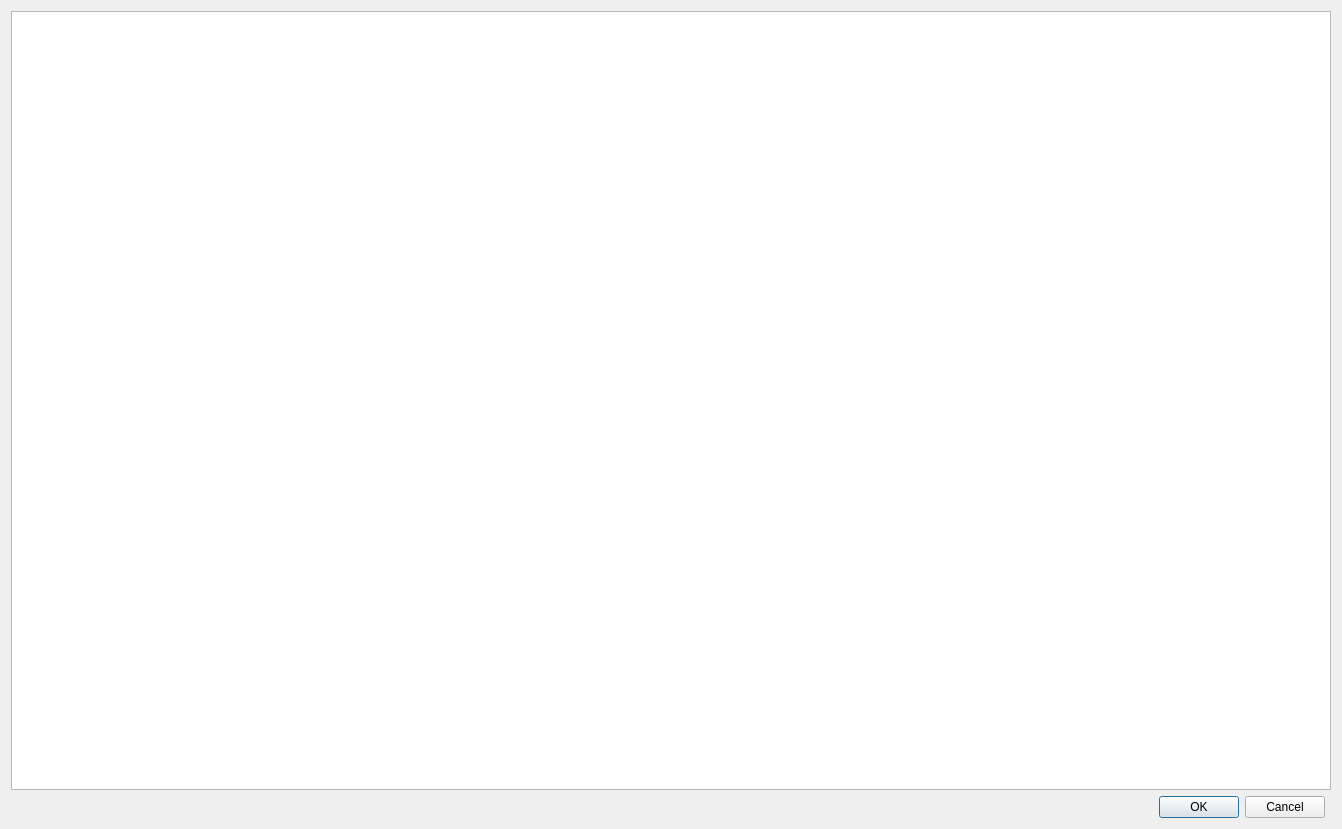
First picture: the form in Dev/src/SwGui/_QRcViewerUi.ui, repository Shuko83/CFmake, before the edit.
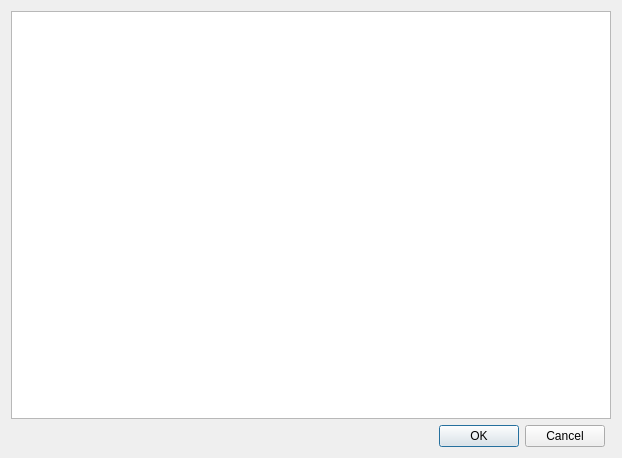
Second picture: the form after the edit. Icons and pictures are not drawn.

What changed in the file:
```diff
--- a/Dev/src/SwGui/_QRcViewerUi.ui
+++ b/Dev/src/SwGui/_QRcViewerUi.ui
@@ -6,8 +6,8 @@
    <rect>
     <x>0</x>
     <y>0</y>
-    <width>1342</width>
-    <height>829</height>
+    <width>622</width>
+    <height>458</height>
    </rect>
   </property>
   <property name="windowTitle">
```
Left out of the diff: 18 changed lines with no effect on the pictures.
